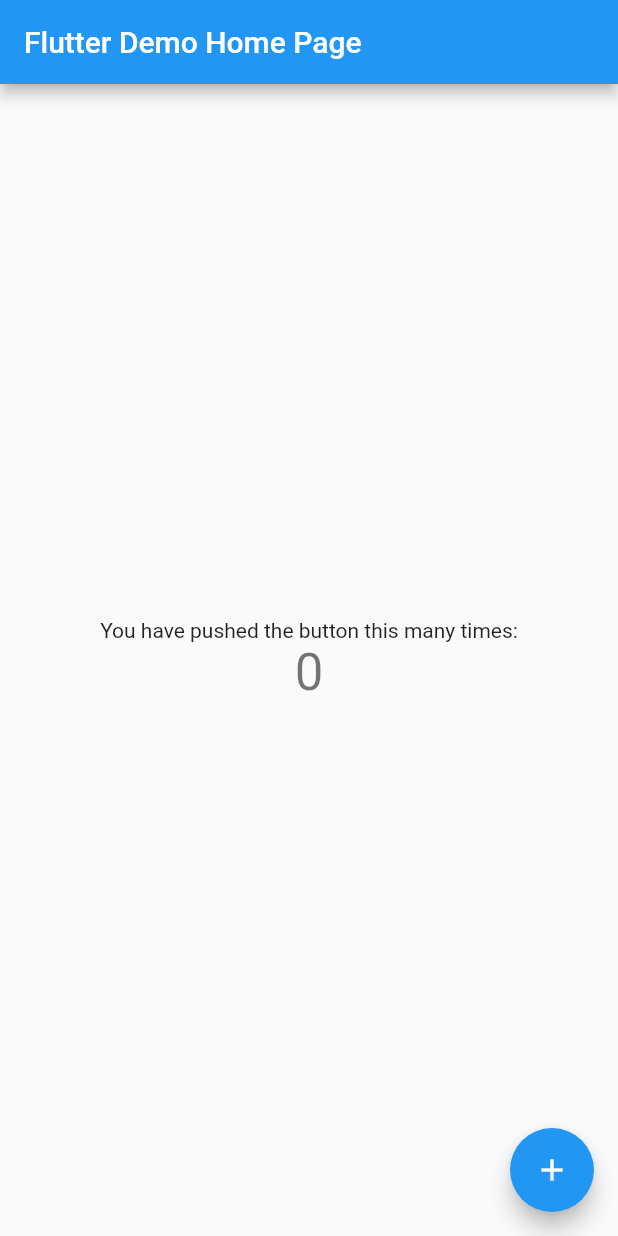
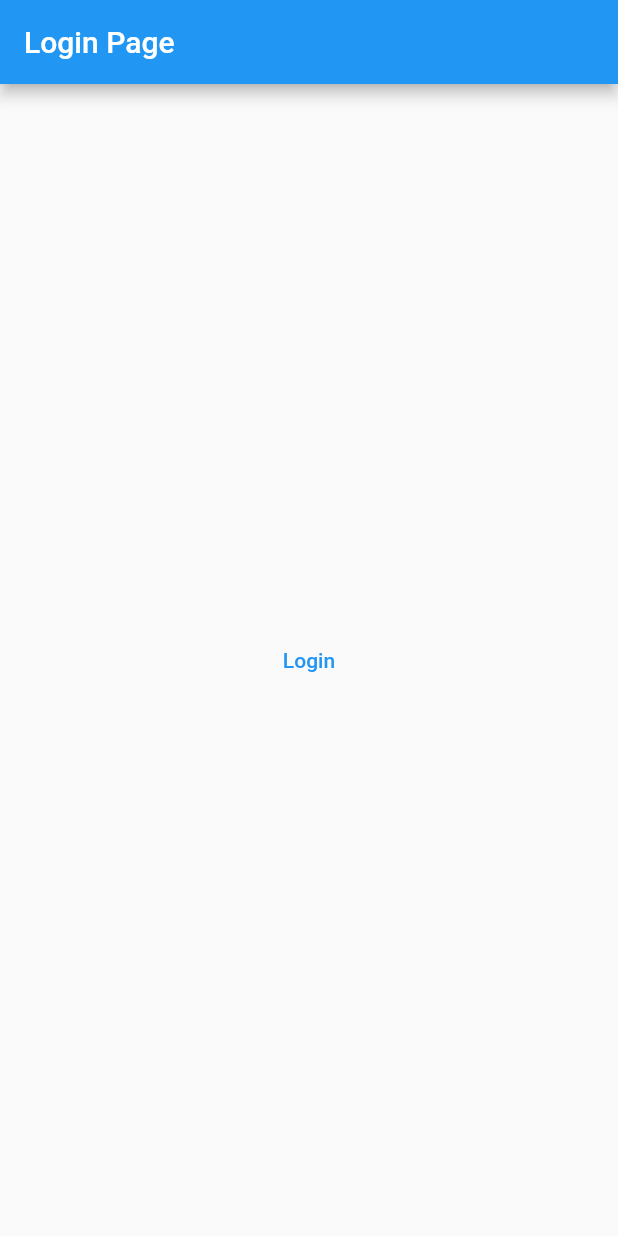
Before and after one commit to JV200320/flutter-message-app, a Flutter app: the screen it shows after launch, on a phone screen of 412 x 824 dp. Run offline on Flutter 3.47's test engine with Material 2 defaults, Android fonts, the phone set to English and light mode, and no system bars; our stand-ins replace firebase_core, google_sign_in, shared_preferences; accounts and stored records are empty.

Commit message:
Login pela google funcionando completo.

```diff
--- /dev/null
+++ b/lib/app_widget.dart
@@ -0,0 +1,23 @@
+import 'package:flutter/material.dart';
+import 'package:flutter_message_app/controllers/auth/login_controller.dart';
+import 'package:flutter_message_app/screens/home_page.dart';
+import 'package:flutter_message_app/screens/login_page.dart';
+
+class AppWidget extends StatelessWidget {
+  const AppWidget({Key? key}) : super(key: key);
+
+  @override
+  Widget build(BuildContext context) {
+    return MaterialApp(
+      title: 'Flutter Demo',
+      theme: ThemeData(
+        primarySwatch: Colors.blue,
+      ),
+      initialRoute: "/login",
+      routes: {
+        "/login": (context) => LoginPage(),
+        "/home": (context) => HomePage(),
+      },
+    );
+  }
+}
--- a/lib/main.dart
+++ b/lib/main.dart
@@ -1,115 +1,43 @@
+import 'package:firebase_core/firebase_core.dart';
 import 'package:flutter/material.dart';
 
-void main() {
-  runApp(const MyApp());
+import './app_widget.dart';
+
+void main() async {
+  runApp(AppFirebase());
 }
 
-class MyApp extends StatelessWidget {
-  const MyApp({Key? key}) : super(key: key);
-
-  // This widget is the root of your application.
+class AppFirebase extends StatefulWidget {
   @override
-  Widget build(BuildContext context) {
-    return MaterialApp(
-      title: 'Flutter Demo',
-      theme: ThemeData(
-        // This is the theme of your application.
-        //
-        // Try running your application with "flutter run". You'll see the
-        // application has a blue toolbar. Then, without quitting the app, try
-        // changing the primarySwatch below to Colors.green and then invoke
-        // "hot reload" (press "r" in the console where you ran "flutter run",
-        // or simply save your changes to "hot reload" in a Flutter IDE).
-        // Notice that the counter didn't reset back to zero; the application
-        // is not restarted.
-        primarySwatch: Colors.blue,
-      ),
-      home: const MyHomePage(title: 'Flutter Demo Home Page'),
-    );
-  }
+  _AppFirebaseState createState() => _AppFirebaseState();
 }
 
-class MyHomePage extends StatefulWidget {
-  const MyHomePage({Key? key, required this.title}) : super(key: key);
-
-  // This widget is the home page of your application. It is stateful, meaning
-  // that it has a State object (defined below) that contains fields that affect
-  // how it looks.
-
-  // This class is the configuration for the state. It holds the values (in this
-  // case the title) provided by the parent (in this case the App widget) and
-  // used by the build method of the State. Fields in a Widget subclass are
-  // always marked "final".
-
-  final String title;
-
-  @override
-  State<MyHomePage> createState() => _MyHomePageState();
-}
-
-class _MyHomePageState extends State<MyHomePage> {
-  int _counter = 0;
-
-  void _incrementCounter() {
-    setState(() {
-      // This call to setState tells the Flutter framework that something has
-      // changed in this State, which causes it to rerun the build method below
-      // so that the display can reflect the updated values. If we changed
-      // _counter without calling setState(), then the build method would not be
-      // called again, and so nothing would appear to happen.
-      _counter++;
-    });
-  }
+class _AppFirebaseState extends State<AppFirebase> {
+  final Future<FirebaseApp> _initialization = Firebase.initializeApp();
 
   @override
   Widget build(BuildContext context) {
-    // This method is rerun every time setState is called, for instance as done
-    // by the _incrementCounter method above.
-    //
-    // The Flutter framework has been optimized to make rerunning build methods
-    // fast, so that you can just rebuild anything that needs updating rather
-    // than having to individually change instances of widgets.
-    return Scaffold(
-      appBar: AppBar(
-        // Here we take the value from the MyHomePage object that was created by
-        // the App.build method, and use it to set our appbar title.
-        title: Text(widget.title),
-      ),
-      body: Center(
-        // Center is a layout widget. It takes a single child and positions it
-        // in the middle of the parent.
-        child: Column(
-          // Column is also a layout widget. It takes a list of children and
-          // arranges them vertically. By default, it sizes itself to fit its
-          // children horizontally, and tries to be as tall as its parent.
-          //
-          // Invoke "debug painting" (press "p" in the console, choose the
-          // "Toggle Debug Paint" action from the Flutter Inspector in Android
-          // Studio, or the "Toggle Debug Paint" command in Visual Studio Code)
-          // to see the wireframe for each widget.
-          //
-          // Column has various properties to control how it sizes itself and
-          // how it positions its children. Here we use mainAxisAlignment to
-          // center the children vertically; the main axis here is the vertical
-          // axis because Columns are vertical (the cross axis would be
-          // horizontal).
-          mainAxisAlignment: MainAxisAlignment.center,
-          children: <Widget>[
-            const Text(
-              'You have pushed the button this many times:',
-            ),
-            Text(
-              '$_counter',
-              style: Theme.of(context).textTheme.headline4,
-            ),
-          ],
-        ),
-      ),
-      floatingActionButton: FloatingActionButton(
-        onPressed: _incrementCounter,
-        tooltip: 'Increment',
-        child: const Icon(Icons.add),
-      ), // This trailing comma makes auto-formatting nicer for build methods.
-    );
+    return FutureBuilder(
+        future: _initialization,
+        builder: (context, snapshot) {
+          if (snapshot.hasError) {
+            return Material(
+              child: Center(
+                child: Text(
+                  "Não foi possível inicializar o Firebase",
+                  textDirection: TextDirection.ltr,
+                ),
+              ),
+            );
+          } else if (snapshot.connectionState == ConnectionState.done) {
+            return AppWidget();
+          } else {
+            return Material(
+              child: Center(
+                child: CircularProgressIndicator(),
+              ),
+            );
+          }
+        });
   }
 }
--- /dev/null
+++ b/lib/models/user_model.dart
@@ -0,0 +1,19 @@
+import 'dart:convert';
+
+class UserModel {
+  final String name;
+  final String? photoUrl;
+
+  UserModel({required this.name, this.photoUrl});
+
+  factory UserModel.fromMap(Map<String, dynamic> map) {
+    return UserModel(name: map['name'], photoUrl: map['photoUrl']);
+  }
+
+  factory UserModel.fromJson(String json) =>
+      UserModel.fromMap(jsonDecode(json));
+
+  Map<String, dynamic> toMap() => {"name": name, "photoUrl": photoUrl};
+
+  String toJson() => jsonEncode(toMap());
+}
--- /dev/null
+++ b/lib/screens/login_page.dart
@@ -0,0 +1,29 @@
+import 'package:flutter/material.dart';
+import 'package:flutter_message_app/controllers/auth/login_controller.dart';
+import 'package:shared_preferences/shared_preferences.dart';
+
+class LoginPage extends StatelessWidget {
+  const LoginPage({Key? key}) : super(key: key);
+
+  @override
+  Widget build(BuildContext context) {
+    return Scaffold(
+      appBar: AppBar(
+        title: Text('Login Page'),
+      ),
+      body: Column(
+        mainAxisAlignment: MainAxisAlignment.center,
+        children: [
+          Center(
+            child: TextButton(
+              onPressed: () {
+                LoginController().googleSignIn(context);
+              },
+              child: Text('Login'),
+            ),
+          )
+        ],
+      ),
+    );
+  }
+}
```
Also changed, not shown: lib/controllers/auth/login_controller.dart (added, +23 -0 lines), lib/screens/home_page.dart (added, +12 -0 lines), lib/services/auth/google_auth.dart (added, +37 -0 lines), pubspec.yaml (+5 -2 lines), pubspec.lock, 2 other files.
